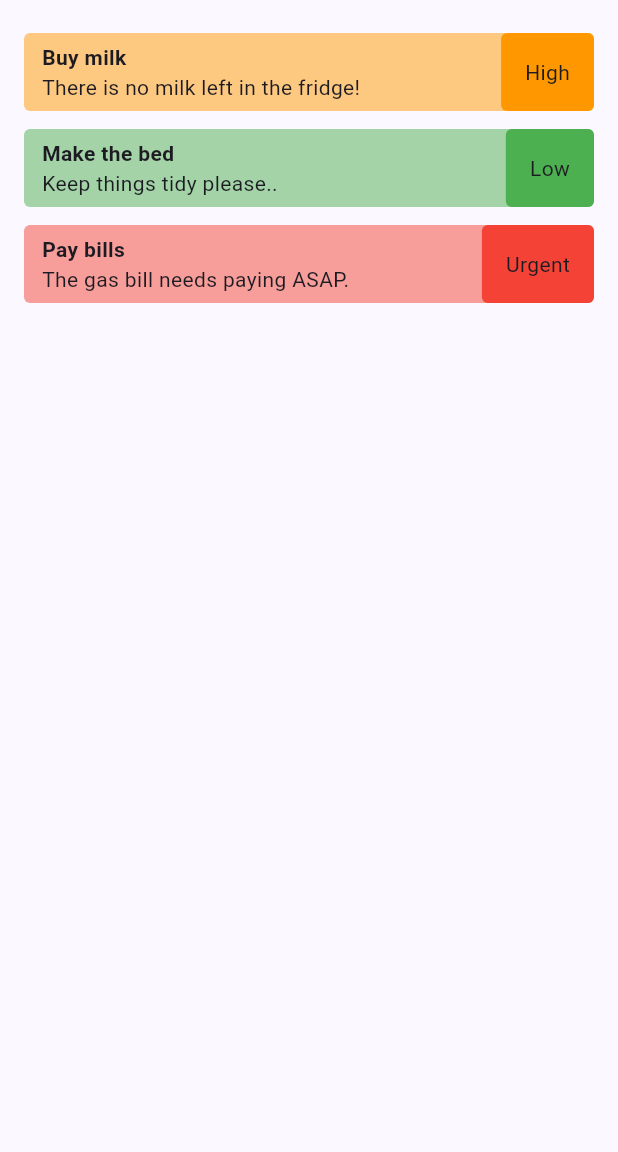
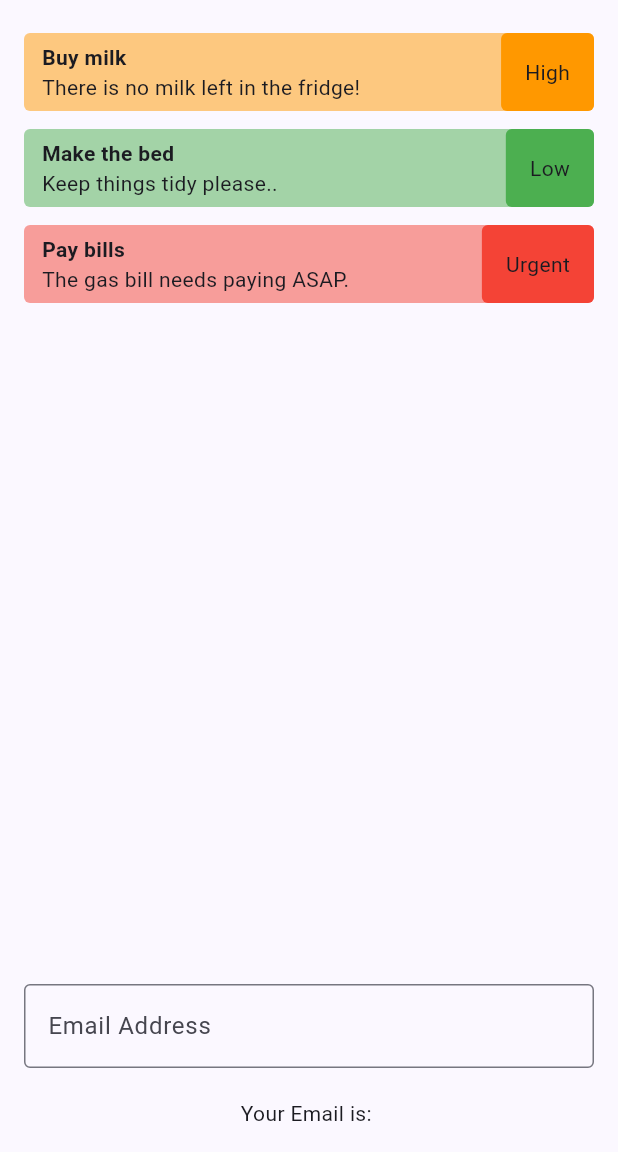
Before and after one commit to emagnu/flutter_forms_files, a Flutter app: the screen it shows after launch, on a phone screen of 412 x 824 dp, the part 84-1236 px from its top. Run offline on Flutter 3.47's test engine with Material 3 defaults, Android fonts, the phone set to English and light mode, and no system bars.

Commit message:
2 - Text Field Widget (6:22)

```diff
--- /dev/null
+++ b/lib/dats/todo_list.dart
@@ -0,0 +1,20 @@
+//  //   ///
+//  Import LIBRARIES
+//  Import FILES
+import '../models/todo.dart';
+//  //   ///
+
+final List<Todo> todos = [
+  const Todo(
+      title: 'Buy milk',
+      description: 'There is no milk left in the fridge!',
+      priority: Priority.high),
+  const Todo(
+      title: 'Make the bed',
+      description: 'Keep things tidy please..',
+      priority: Priority.low),
+  const Todo(
+      title: 'Pay bills',
+      description: 'The gas bill needs paying ASAP.',
+      priority: Priority.urgent),
+];
--- a/lib/pages/home_page.dart
+++ b/lib/pages/home_page.dart
@@ -2,9 +2,9 @@
 //  Import LIBRARIES
 import 'package:flutter/material.dart';
 //  Import FILES
-import '../models/todo.dart';
+import '../dats/todo_list.dart';
+// import '../models/todo.dart';
 import '../todo_list.dart';
-
 //  //   ///
 
 class HomePage extends StatefulWidget {
@@ -15,20 +15,23 @@ class HomePage extends StatefulWidget {
 }
 
 class _HomePageState extends State<HomePage> {
-  final List<Todo> todos = [
-    const Todo(
-        title: 'Buy milk',
-        description: 'There is no milk left in the fridge!',
-        priority: Priority.high),
-    const Todo(
-        title: 'Make the bed',
-        description: 'Keep things tidy please..',
-        priority: Priority.low),
-    const Todo(
-        title: 'Pay bills',
-        description: 'The gas bill needs paying ASAP.',
-        priority: Priority.urgent),
-  ];
+  String _email = '';
+
+  // Moved to /data/todo_list.dart
+  //  final List<Todo> todos = [
+  //   const Todo(
+  //       title: 'Buy milk',
+  //       description: 'There is no milk left in the fridge!',
+  //       priority: Priority.high),
+  //   const Todo(
+  //       title: 'Make the bed',
+  //       description: 'Keep things tidy please..',
+  //       priority: Priority.low),
+  //   const Todo(
+  //       title: 'Pay bills',
+  //       description: 'The gas bill needs paying ASAP.',
+  //       priority: Priority.urgent),
+  // ];
 
   @override
   Widget build(BuildContext context) {
@@ -45,6 +48,28 @@ class _HomePageState extends State<HomePage> {
             Expanded(child: TodoList(todos: todos)),
 
             // form stuff below here
+            TextField(
+              keyboardType: TextInputType.emailAddress,
+              decoration: const InputDecoration(
+                labelText: 'Email Address',
+                border: OutlineInputBorder(),
+              ),
+              onChanged: (value) {
+                debugPrint(value);
+                setState(() {
+                  _email = value;
+                });
+              },
+            ),
+            const SizedBox(height: 20),
+            Text('Your Email is: $_email'),
+            // const TextField(
+            //   keyboardType: TextInputType.text,
+            //   decoration: InputDecoration(
+            //     labelText: 'Password',
+            //     border: OutlineInputBorder(),
+            //   ),
+            // ),
           ],
         ),
       ),
```
Also changed, not shown: lib/models/todo.dart (+7 -4 lines), 1 other file.
